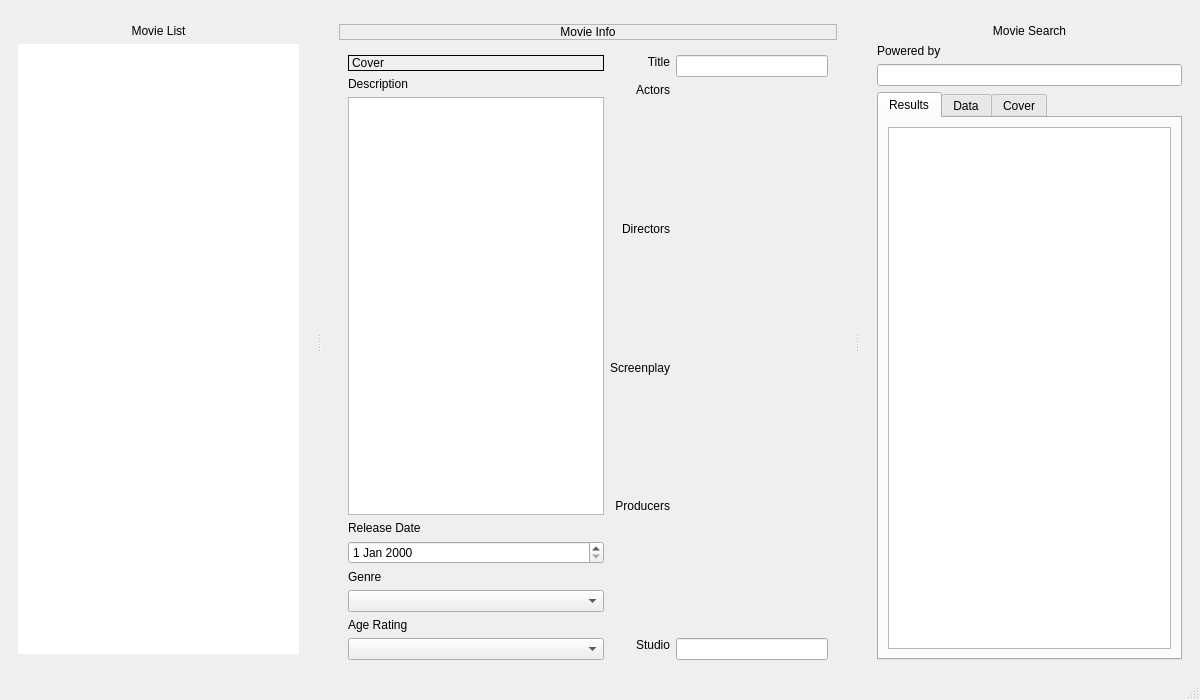
SpeckenbachNet/MovieMetaM, file mainwin.ui: the form before one commit.
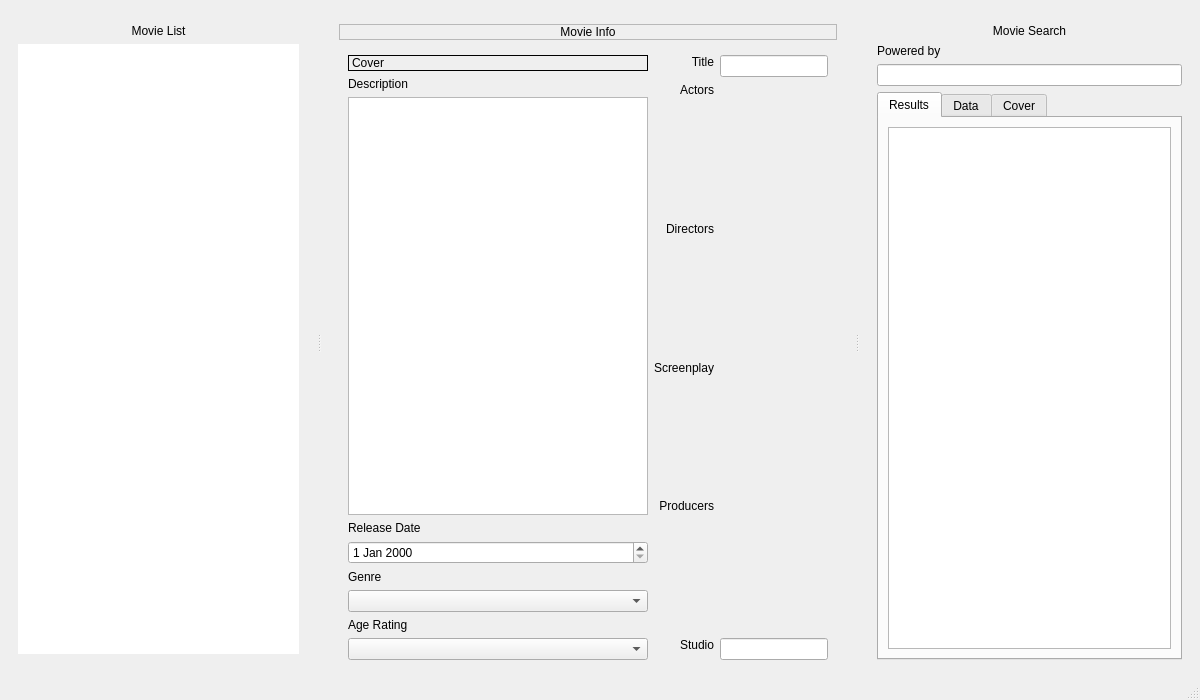
The form after the commit. Icons and pictures are not drawn. Custom widgets are drawn as their Qt base class.

What changed in the file:
```diff
--- a/mainwin.ui
+++ b/mainwin.ui
@@ -115,6 +115,9 @@
             <property name="rightMargin">
              <number>18</number>
             </property>
+            <property name="bottomMargin">
+             <number>0</number>
+            </property>
             <item>
              <widget class="QLabel" name="middleLabel">
               <property name="frameShape">
@@ -136,7 +139,7 @@
             </item>
             <item>
              <widget class="QFrame" name="middleGroupBox">
-              <layout class="QHBoxLayout" name="horizontalLayout_3" stretch="0,2">
+              <layout class="QHBoxLayout" name="horizontalLayout_3" stretch="1,0">
                <property name="bottomMargin">
                 <number>0</number>
                </property>
```
Left out of the diff: 3 changed lines with no effect on the pictures.
